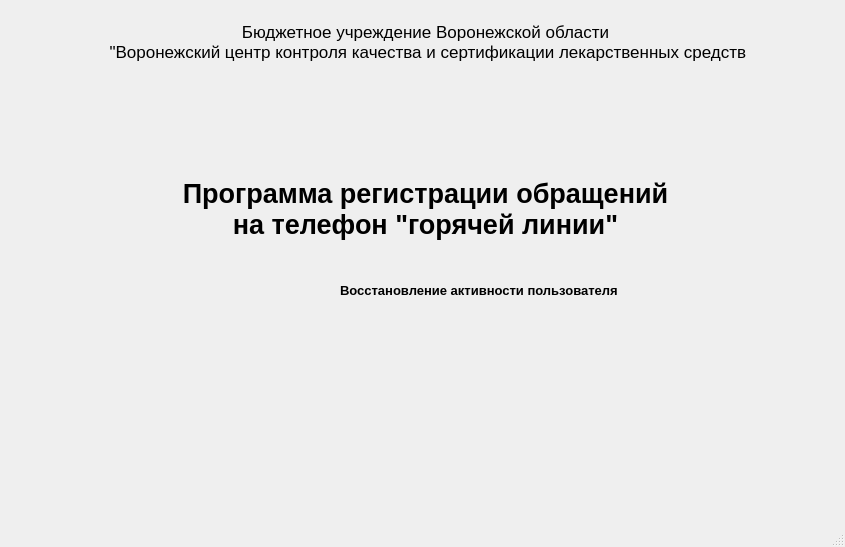
This is CallRegistration/mainwindow.ui in SushkowAndrey/CallRegistration as Qt 5 draws it before an edit. The edited form follows.
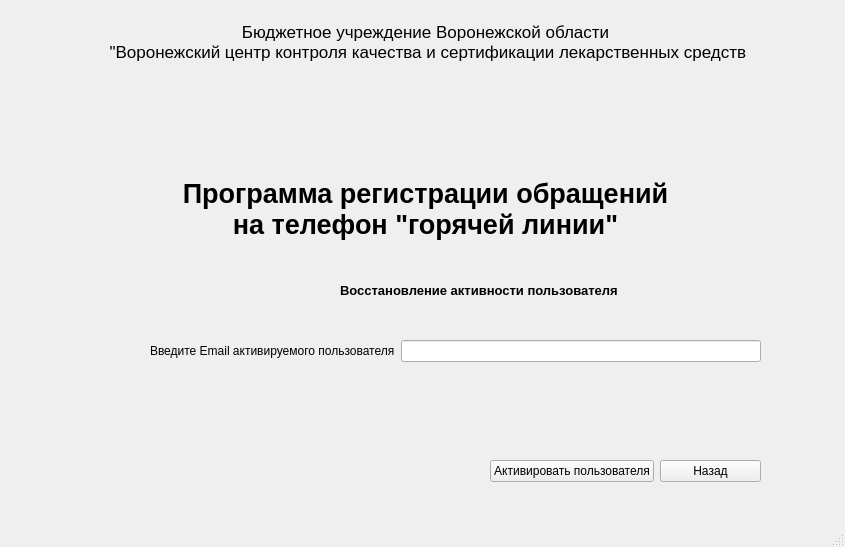
This is the edited form. The open tabs and pages were chosen to show the change. Icons and pictures are not drawn.

Commit message: Модуль активации пользователя

```diff
--- a/CallRegistration/mainwindow.ui
+++ b/CallRegistration/mainwindow.ui
@@ -539,6 +539,61 @@
        <string>Восстановление активности пользователя</string>
       </property>
      </widget>
+     <widget class="QWidget" name="layoutWidget_2">
+      <property name="geometry">
+       <rect>
+        <x>50</x>
+        <y>70</y>
+        <width>611</width>
+        <height>51</height>
+       </rect>
+      </property>
+      <layout class="QGridLayout" name="gridLayout_9">
+       <item row="0" column="0">
+        <widget class="QLabel" name="label_20">
+         <property name="text">
+          <string>Введите Email активируемого пользователя</string>
+         </property>
+        </widget>
+       </item>
+       <item row="0" column="1">
+        <widget class="QLineEdit" name="email_activate"/>
+       </item>
+       <item row="1" column="0" colspan="2">
+        <widget class="QLabel" name="warning_3">
+         <property name="text">
+          <string/>
+         </property>
+        </widget>
+       </item>
+      </layout>
+     </widget>
+     <widget class="QWidget" name="layoutWidget_3">
+      <property name="geometry">
+       <rect>
+        <x>390</x>
+        <y>190</y>
+        <width>271</width>
+        <height>23</height>
+       </rect>
+      </property>
+      <layout class="QHBoxLayout" name="horizontalLayout_6">
+       <item>
+        <widget class="QPushButton" name="pushButton_active_it">
+         <property name="text">
+          <string>Активировать пользователя</string>
+         </property>
+        </widget>
+       </item>
+       <item>
+        <widget class="QPushButton" name="pushButton_back_3">
+         <property name="text">
+          <string>Назад</string>
+         </property>
+        </widget>
+       </item>
+      </layout>
+     </widget>
     </widget>
    </widget>
    <widget class="QWidget" name="layoutWidget">
```
Left out of the diff: 10 changed lines with no effect on the pictures. The commit also changes 7 other files.
